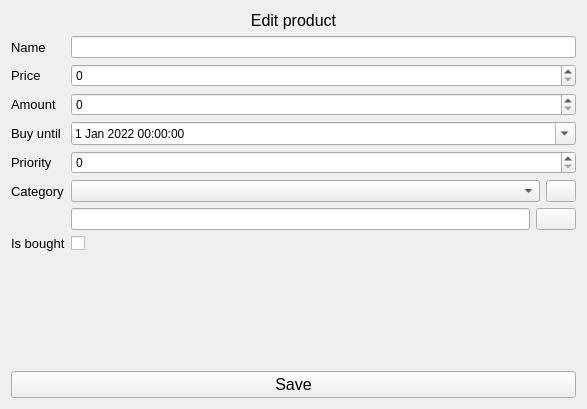
The window that src/Client/View/MainPage/Product/ProductEditSubPage/ProductEditSubPage.ui (iodream/Spend-Note) describes before a commit, drawn with Qt 5.
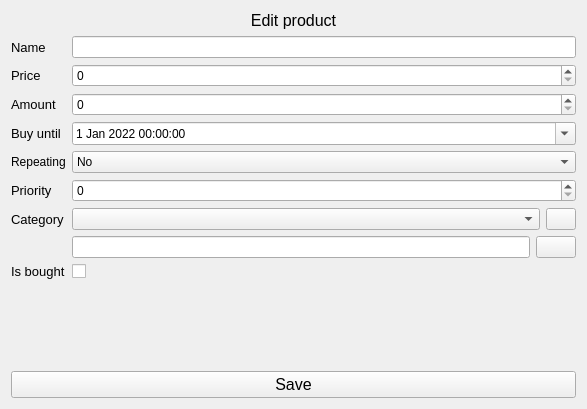
The same window after the commit. Icons and pictures are not drawn.

Commit message: added elements for repeating incomes and expenses

Patch:
```diff
--- a/src/Client/View/MainPage/Product/ProductEditSubPage/ProductEditSubPage.ui
+++ b/src/Client/View/MainPage/Product/ProductEditSubPage/ProductEditSubPage.ui
@@ -106,7 +106,7 @@
        </property>
       </widget>
      </item>
-     <item row="6" column="0">
+     <item row="7" column="0">
       <widget class="QLabel" name="PriorityLabel">
        <property name="font">
         <font>
@@ -118,10 +118,10 @@
        </property>
       </widget>
      </item>
-     <item row="6" column="1">
+     <item row="7" column="1">
       <widget class="QSpinBox" name="Priority"/>
      </item>
-     <item row="7" column="0">
+     <item row="8" column="0">
       <widget class="QLabel" name="CategoryLabel">
        <property name="font">
         <font>
@@ -133,7 +133,7 @@
        </property>
       </widget>
      </item>
-     <item row="9" column="0">
+     <item row="10" column="0">
       <widget class="QLabel" name="IsBoughtLabel">
        <property name="font">
         <font>
@@ -145,14 +145,14 @@
        </property>
       </widget>
      </item>
-     <item row="9" column="1">
+     <item row="10" column="1">
       <widget class="QCheckBox" name="IsBought">
        <property name="text">
         <string/>
        </property>
       </widget>
      </item>
-     <item row="8" column="1">
+     <item row="9" column="1">
       <layout class="QHBoxLayout" name="NewCategoryLayout">
        <item>
         <widget class="QLineEdit" name="NewCategoryName"/>
@@ -170,7 +170,7 @@
        </item>
       </layout>
      </item>
-     <item row="7" column="1">
+     <item row="8" column="1">
       <layout class="QHBoxLayout" name="CategoryLayout">
        <item>
         <widget class="QComboBox" name="Category"/>
@@ -194,6 +194,42 @@
        </item>
       </layout>
      </item>
+     <item row="6" column="0">
+      <widget class="QLabel" name="RepeatLabel">
+       <property name="text">
+        <string>Repeating</string>
+       </property>
+      </widget>
+     </item>
+     <item row="6" column="1">
+      <widget class="QComboBox" name="RepeatSelect">
+       <item>
+        <property name="text">
+         <string>No</string>
+        </property>
+       </item>
+       <item>
+        <property name="text">
+         <string>Daily</string>
+        </property>
+       </item>
+       <item>
+        <property name="text">
+         <string>Weekly</string>
+        </property>
+       </item>
+       <item>
+        <property name="text">
+         <string>Monthly</string>
+        </property>
+       </item>
+       <item>
+        <property name="text">
+         <string>Annually</string>
+        </property>
+       </item>
+      </widget>
+     </item>
     </layout>
    </item>
    <item>
```
The commit also changes 5 other files.
